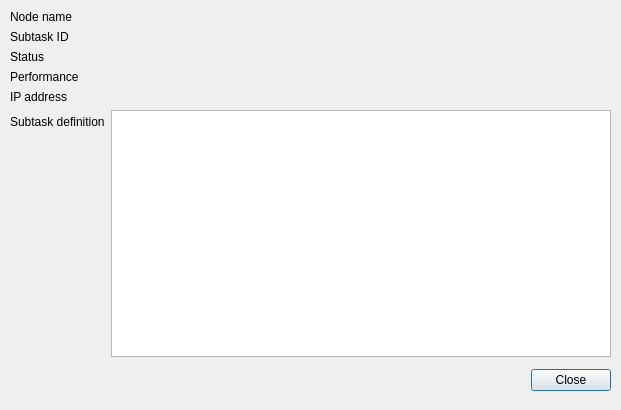
Old version of the form gnr/ui/SubtaskDetailsDialog.ui in the repository golemfactory/clay.
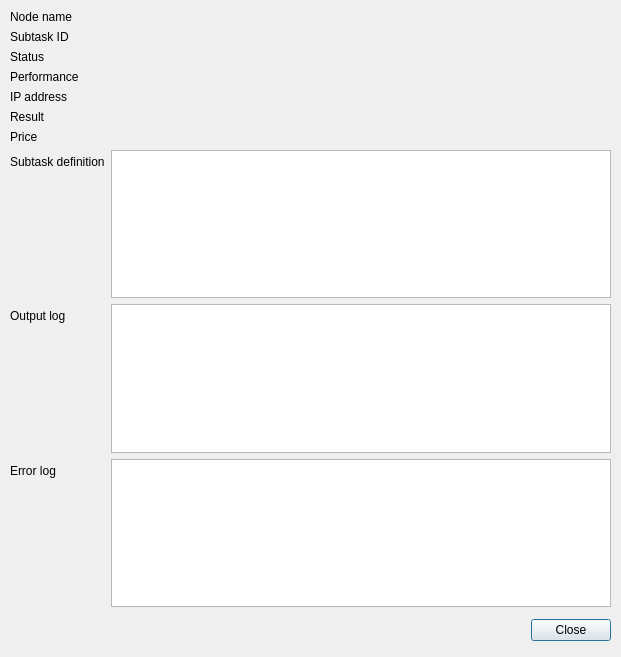
New version of the form.

Commit message: show subtask stdout/stderr

The edit to the form file:
```diff
--- a/gnr/ui/SubtaskDetailsDialog.ui
+++ b/gnr/ui/SubtaskDetailsDialog.ui
@@ -10,7 +10,7 @@
     <x>0</x>
     <y>0</y>
     <width>621</width>
-    <height>410</height>
+    <height>657</height>
    </rect>
   </property>
   <property name="windowTitle">
@@ -22,7 +22,7 @@
      <x>10</x>
      <y>10</y>
      <width>601</width>
-     <height>381</height>
+     <height>631</height>
     </rect>
    </property>
    <layout class="QVBoxLayout" name="verticalLayout">
@@ -107,14 +107,14 @@
         </property>
        </widget>
       </item>
-      <item row="5" column="0">
+      <item row="7" column="0">
        <widget class="QLabel" name="label_11">
         <property name="text">
          <string>Subtask definition</string>
         </property>
        </widget>
       </item>
-      <item row="5" column="1">
+      <item row="7" column="1">
        <widget class="QPlainTextEdit" name="subtaskDefinitionTextEdit">
         <property name="acceptDrops">
          <bool>false</bool>
@@ -127,6 +127,74 @@
         </property>
        </widget>
       </item>
+      <item row="8" column="0">
+       <widget class="QLabel" name="label_12">
+        <property name="text">
+         <string>Output log</string>
+        </property>
+       </widget>
+      </item>
+      <item row="9" column="0">
+       <widget class="QLabel" name="label_13">
+        <property name="text">
+         <string>Error log</string>
+        </property>
+       </widget>
+      </item>
+      <item row="8" column="1">
+       <widget class="QPlainTextEdit" name="subtaskOutputLogTextEdit">
+        <property name="acceptDrops">
+         <bool>false</bool>
+        </property>
+        <property name="undoRedoEnabled">
+         <bool>false</bool>
+        </property>
+        <property name="readOnly">
+         <bool>true</bool>
+        </property>
+       </widget>
+      </item>
+      <item row="9" column="1">
+       <widget class="QPlainTextEdit" name="subtaskErrorLogTextEdit">
+        <property name="acceptDrops">
+         <bool>false</bool>
+        </property>
+        <property name="undoRedoEnabled">
+         <bool>false</bool>
+        </property>
+        <property name="readOnly">
+         <bool>true</bool>
+        </property>
+       </widget>
+      </item>
+      <item row="5" column="0">
+       <widget class="QLabel" name="label_10">
+        <property name="text">
+         <string>Result</string>
+        </property>
+       </widget>
+      </item>
+      <item row="6" column="0">
+       <widget class="QLabel" name="label_14">
+        <property name="text">
+         <string>Price</string>
+        </property>
+       </widget>
+      </item>
+      <item row="5" column="1">
+       <widget class="QLabel" name="resultLabel">
+        <property name="text">
+         <string/>
+        </property>
+       </widget>
+      </item>
+      <item row="6" column="1">
+       <widget class="QLabel" name="priceLabel">
+        <property name="text">
+         <string/>
+        </property>
+       </widget>
+      </item>
      </layout>
     </item>
     <item>
```
The commit also changes 8 other files.
